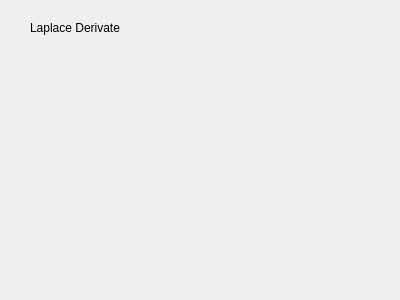
Qt form laplace_tab.ui (SebLeh/IAI) before a commit.
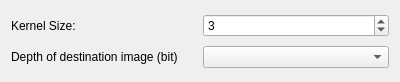
The same form after that commit.

Commit message: implemented sobel, laplace and canny

The edit to the form file:
```diff
--- a/laplace_tab.ui
+++ b/laplace_tab.ui
@@ -7,25 +7,47 @@
     <x>0</x>
     <y>0</y>
     <width>400</width>
-    <height>300</height>
+    <height>82</height>
    </rect>
   </property>
   <property name="windowTitle">
    <string>Form</string>
   </property>
-  <widget class="QLabel" name="label">
-   <property name="geometry">
-    <rect>
-     <x>30</x>
-     <y>20</y>
-     <width>91</width>
-     <height>16</height>
-    </rect>
-   </property>
-   <property name="text">
-    <string>Laplace Derivate</string>
-   </property>
-  </widget>
+  <layout class="QGridLayout" name="gridLayout">
+   <item row="0" column="1">
+    <widget class="QSpinBox" name="size">
+     <property name="minimum">
+      <number>1</number>
+     </property>
+     <property name="maximum">
+      <number>31</number>
+     </property>
+     <property name="singleStep">
+      <number>2</number>
+     </property>
+     <property name="value">
+      <number>3</number>
+     </property>
+    </widget>
+   </item>
+   <item row="0" column="0">
+    <widget class="QLabel" name="label">
+     <property name="text">
+      <string>Kernel Size: </string>
+     </property>
+    </widget>
+   </item>
+   <item row="1" column="0">
+    <widget class="QLabel" name="label_2">
+     <property name="text">
+      <string>Depth of destination image (bit)</string>
+     </property>
+    </widget>
+   </item>
+   <item row="1" column="1">
+    <widget class="QComboBox" name="depth"/>
+   </item>
+  </layout>
  </widget>
  <resources/>
  <connections/>
```
The commit also changes 30 other files.
